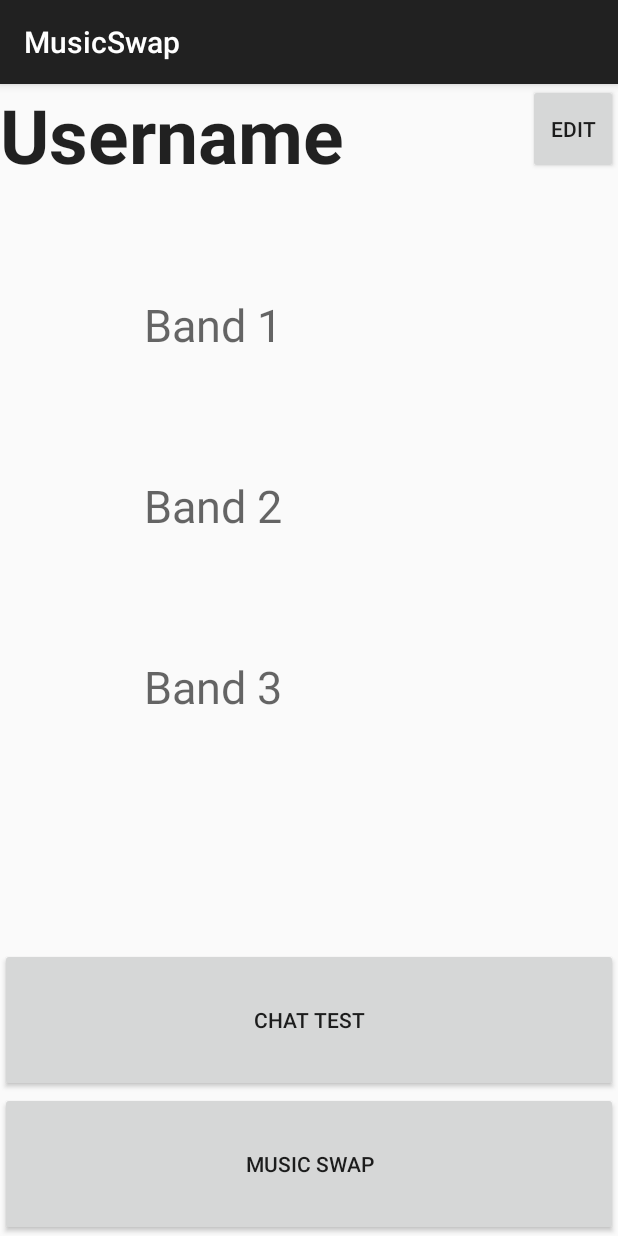
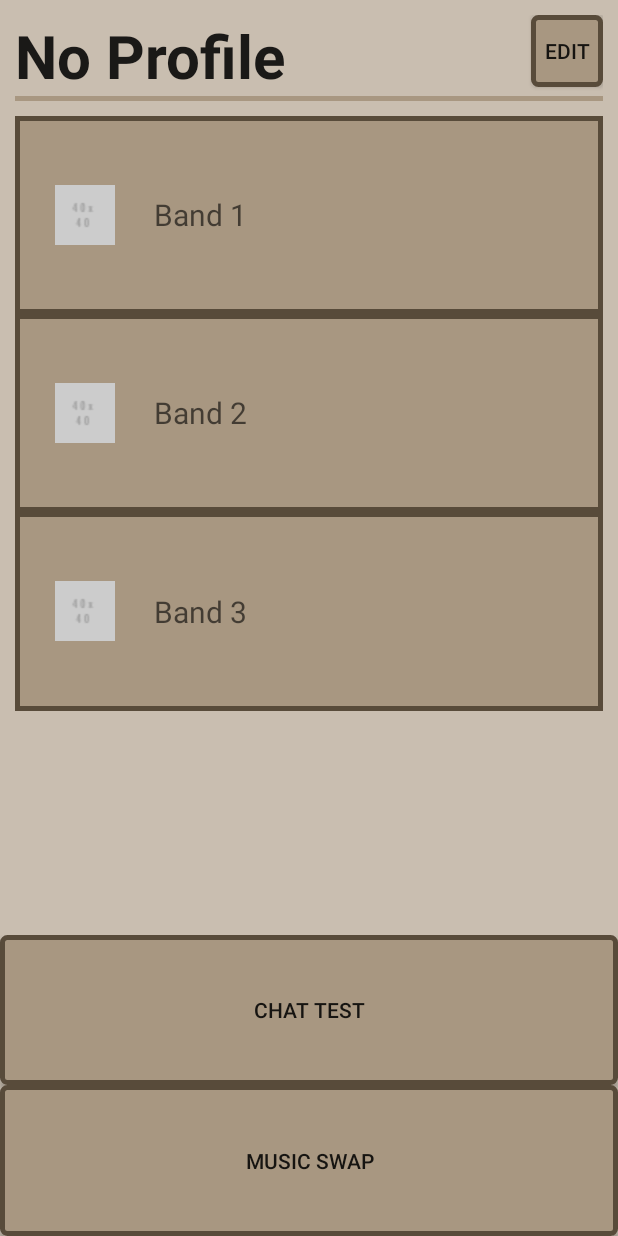
Before and after one commit to jmiron11/MusicSwap, an Android app: the screen it shows after launch (MainActivity), on a phone screen of 412 x 824 dp. Run offline under Robolectric (Android 15) with nearby library versions, the phone set to English and light mode, and no system bars; libraries missing offline, so code that uses them is left out: com.github.nkzawa.socketio; 2 statements that could not run were skipped.

Commit message:
Added MainFragment profile and placeholders

```diff
--- a/app/src/main/java/com/example/jmiron/musicswap/ChatActivity.java
+++ b/app/src/main/java/com/example/jmiron/musicswap/ChatActivity.java
@@ -1,18 +1,22 @@
 package com.example.jmiron.musicswap;
 
+import android.app.Activity;
 import android.support.v7.app.ActionBarActivity;
 import android.os.Bundle;
 import android.view.Menu;
 import android.view.MenuItem;
+import android.view.Window;
 import android.view.WindowManager;
 
 
 
-public class ChatActivity extends ActionBarActivity {
+public class ChatActivity extends Activity {
 
     @Override
     protected void onCreate(Bundle savedInstanceState) {
         super.onCreate(savedInstanceState);
+        this.requestWindowFeature(Window.FEATURE_NO_TITLE);
+        this.getWindow().setFlags(WindowManager.LayoutParams.FLAG_FULLSCREEN, WindowManager.LayoutParams.FLAG_FULLSCREEN);
         setContentView(R.layout.activity_chat);
         getWindow().setSoftInputMode(WindowManager.LayoutParams.SOFT_INPUT_ADJUST_PAN);
 
--- a/app/src/main/java/com/example/jmiron/musicswap/MainActivity.java
+++ b/app/src/main/java/com/example/jmiron/musicswap/MainActivity.java
@@ -1,5 +1,6 @@
 package com.example.jmiron.musicswap;
 
+import android.app.Activity;
 import android.app.DialogFragment;
 import android.support.v7.app.ActionBarActivity;
 import android.os.Bundle;
@@ -11,7 +12,7 @@ import com.github.nkzawa.socketio.client.Socket;
 
 import java.net.URISyntaxException;
 
-public class MainActivity extends ActionBarActivity implements NewUserDialogFragment.NewUserDialogListener {
+public class MainActivity extends Activity implements NewUserDialogFragment.NewUserDialogListener {
 
     public static Socket mSocket;
 
--- a/app/src/main/java/com/example/jmiron/musicswap/MainFragment.java
+++ b/app/src/main/java/com/example/jmiron/musicswap/MainFragment.java
@@ -1,8 +1,6 @@
 package com.example.jmiron.musicswap;
 
 import android.app.Activity;
-import android.app.Dialog;
-import android.app.DialogFragment;
 import android.content.Intent;
 import android.content.SharedPreferences;
 import android.os.Bundle;
@@ -11,6 +9,8 @@ import android.view.LayoutInflater;
 import android.view.View;
 import android.view.ViewGroup;
 import android.widget.Button;
+import android.widget.ImageView;
+import android.widget.TextView;
 
 
 /**
@@ -23,6 +23,18 @@ public class MainFragment extends Fragment {
     private Button chatBtn;
     private Button suggestBtn;
     private Button editProfileBtn;
+
+    SharedPreferences profile;
+    SharedPreferences.Editor profileEditor;
+
+    private TextView username;
+    private TextView band1;
+    private TextView band2;
+    private TextView band3;
+    private ImageView albumArt1;
+    private ImageView albumArt2;
+    private ImageView albumArt3;
+
     /**
      * Use this factory method to create a new instance of
      * this fragment using the provided parameters.
@@ -55,8 +67,20 @@ public class MainFragment extends Fragment {
     public void onViewCreated(View view, Bundle savedInstanceState){
         super.onViewCreated(view, savedInstanceState);
 
-        SharedPreferences profile = getActivity().getSharedPreferences("UserInfo", 0);
-        SharedPreferences.Editor profileEditor = profile.edit();
+        username = (TextView) view.findViewById(R.id.UpperUsername);
+        band1 = (TextView) view.findViewById(R.id.mainBand1);
+        band2 = (TextView) view.findViewById(R.id.mainBand2);
+        band3 = (TextView) view.findViewById(R.id.mainBand3);
+        albumArt1 = (ImageView) view.findViewById(R.id.albumArt1);
+        albumArt2 = (ImageView) view.findViewById(R.id.albumArt2);
+        albumArt3 = (ImageView) view.findViewById(R.id.albumArt3);
+
+        albumArt1.setImageResource(R.drawable.albumartph40);
+        albumArt2.setImageResource(R.drawable.albumartph40);
+        albumArt3.setImageResource(R.drawable.albumartph40);
+
+        profile = getActivity().getSharedPreferences("UserInfo", 0);
+        profileEditor = profile.edit();
 
         boolean firstStart = profile.getBoolean("first", true);
 
@@ -65,6 +89,10 @@ public class MainFragment extends Fragment {
                 NewUserDialogFragment newUserDialog = new NewUserDialogFragment();
                 newUserDialog.show(getFragmentManager(), "New User");
             }
+        }
+        else
+        {
+            loadData();
         }
 
         chatBtn = (Button) view.findViewById(R.id.btnFindChat);
@@ -128,4 +156,31 @@ public class MainFragment extends Fragment {
         super.onDetach();
     }
 
+    @Override
+    public void onResume(){
+        super.onResume();
+        loadData();
+    }
+
+    private void loadData() {
+        new Thread(new Runnable() {
+            @Override
+            public void run() {
+                final String tempUsername = profile.getString("username", "No Profile");
+                final String tempBand1 = profile.getString("band1", "Band 1");
+                final String tempBand2 = profile.getString("band2", "Band 2");
+                final String tempBand3 = profile.getString("band3", "Band 3");
+
+                getActivity().runOnUiThread(new Runnable(){
+                        @Override
+                        public void run(){
+                            username.setText(tempUsername);
+                            band1.setText(tempBand1);
+                            band2.setText(tempBand2);
+                            band3.setText(tempBand3);
+                        }
+                    });
+                }
+        }).start();
+    }
 }
--- a/app/src/main/java/com/example/jmiron/musicswap/ProfileBuilderActivity.java
+++ b/app/src/main/java/com/example/jmiron/musicswap/ProfileBuilderActivity.java
@@ -1,5 +1,6 @@
 package com.example.jmiron.musicswap;
 
+import android.app.Activity;
 import android.app.DialogFragment;
 import android.content.SharedPreferences;
 import android.support.v7.app.ActionBarActivity;
@@ -10,7 +11,7 @@ import android.view.WindowManager;
 import android.widget.TextView;
 
 
-public class ProfileBuilderActivity extends ActionBarActivity implements NewUserDialogFragment.NewUserDialogListener{
+public class ProfileBuilderActivity extends Activity implements NewUserDialogFragment.NewUserDialogListener{
 
     @Override
     protected void onCreate(Bundle savedInstanceState) {
--- a/app/src/main/java/com/example/jmiron/musicswap/ProfileBuilderFragment.java
+++ b/app/src/main/java/com/example/jmiron/musicswap/ProfileBuilderFragment.java
@@ -96,6 +96,9 @@ public class ProfileBuilderFragment extends Fragment{
         saveButton.setOnClickListener(new View.OnClickListener() {
             @Override
             public void onClick(View v) {
+                new Thread(new Runnable() {
+                    @Override
+                    public void run() {
                         saveData();
                         JSONObject new_profile = new JSONObject();
                         try {
@@ -110,6 +113,15 @@ public class ProfileBuilderFragment extends Fragment{
                             MainActivity.connectToServer();
                         }
                         mSocket.emit("new_profile", new_profile);
+
+                        getActivity().runOnUiThread(new Runnable() {
+                            @Override
+                            public void run() {
+                                getActivity().finish();
+                            }
+                        });
+                    }
+                }).start();
             }
         });
 
@@ -174,17 +186,37 @@ public class ProfileBuilderFragment extends Fragment{
     }
 
     private void loadData() {
-        username.setText(profile.getString("username", "No Profile"));
-        band1.setText(profile.getString("band1", "Band 1"));
-        band2.setText(profile.getString("band2", "Band 2"));
-        band3.setText(profile.getString("band3", "Band 3"));
+        new Thread(new Runnable() {
+            @Override
+            public void run() {
+                final String tempUsername = profile.getString("username", "No Profile");
+                final String tempBand1 = profile.getString("band1", "Band 1");
+                final String tempBand2 = profile.getString("band2", "Band 2");
+                final String tempBand3 = profile.getString("band3", "Band 3");
+
+                getActivity().runOnUiThread(new Runnable(){
+                    @Override
+                    public void run(){
+                        username.setText(tempUsername);
+                        band1.setText(tempBand1);
+                        band2.setText(tempBand2);
+                        band3.setText(tempBand3);
+                    }
+                });
+            }
+        }).start();
     }
 
     private void saveData(){
+        new Thread(new Runnable() {
+            @Override
+            public void run() {
                 profileEditor.putString("username", username.getText().toString().trim());
                 profileEditor.putString("band1", band1.getText().toString().trim());
                 profileEditor.putString("band2", band2.getText().toString().trim());
                 profileEditor.putString("band3", band3.getText().toString().trim());
                 profileEditor.commit();
             }
+        }).start();
     }
+}
--- /dev/null
+++ b/app/src/main/res/drawable/mainbanddisplay.xml
@@ -0,0 +1,6 @@
+<?xml version="1.0" encoding="utf-8"?>
+<shape xmlns:android="http://schemas.android.com/apk/res/android"
+    android:shape="rectangle">
+        <solid android:color="#A89781"/>
+        <stroke android:width="5px" android:color="#584B3A" />
+</shape>
--- /dev/null
+++ b/app/src/main/res/drawable/mainbutton.xml
@@ -0,0 +1,7 @@
+<?xml version="1.0" encoding="utf-8"?>
+<shape xmlns:android="http://schemas.android.com/apk/res/android"
+    android:shape="rectangle">
+    <solid android:color="#A89781"/>
+    <corners android:radius="3dp" />
+    <stroke android:width="5px" android:color="#584B3A" />
+</shape>
--- a/app/src/main/res/layout/fragment_main.xml
+++ b/app/src/main/res/layout/fragment_main.xml
@@ -3,19 +3,21 @@
     android:layout_height="match_parent" tools:context="com.example.jmiron.musicswap.MainFragment"
     android:orientation="vertical"
     android:id="@+id/fragment_main"
-    android:weightSum="1">
+    android:weightSum="1"
+    android:background="#C9BEB0">
 
     <LinearLayout
         android:orientation="vertical"
         android:layout_width="match_parent"
         android:layout_height="wrap_content"
         android:layout_weight="0.8"
-        android:weightSum = "1">
+        android:weightSum = "0.9"
+        android:padding="10dp">
 
         <RelativeLayout
             android:layout_width="match_parent"
             android:layout_height="wrap_content"
-            android:layout_weight="0.2">
+            android:id="@+id/row1">
 
             <Button
                 style="?android:attr/buttonStyleSmall"
@@ -26,9 +28,8 @@
                 android:layout_alignParentTop="true"
                 android:layout_alignParentRight="true"
                 android:layout_alignParentEnd="true"
-                android:minWidth="60dp"
-                android:minHeight="60dp"
-                android:layout_weight="0.64" />
+                android:layout_weight="0.64"
+                android:background="@drawable/mainbutton" />
 
             <TextView
                 android:layout_width="wrap_content"
@@ -39,35 +40,51 @@
                 android:layout_alignParentTop="true"
                 android:layout_alignParentLeft="true"
                 android:layout_alignParentStart="true"
-                android:layout_alignBottom="@+id/btnEdit"
                 android:layout_toLeftOf="@+id/btnEdit"
                 android:layout_toStartOf="@+id/btnEdit"
                 android:textStyle="bold"
-                android:textSize="50dp" />
+                android:textSize="40dp" />
         </RelativeLayout>
+
+        <View
+            android:layout_width="fill_parent"
+            android:layout_height="3dp"
+            android:background="#A89781"/>
+
+        <View
+            android:layout_width="fill_parent"
+            android:layout_height="10dp"
+            android:background="#C9BEB0"
+            android:id="@+id/spacer1" />
+
 
         <LinearLayout
             android:orientation="horizontal"
             android:layout_width="match_parent"
             android:layout_height="wrap_content"
             android:layout_weight="0.2"
-            android:weightSum="1">
+            android:weightSum="1"
+            android:id="@+id/row2"
+            android:background="@drawable/mainbanddisplay">
 
             <ImageView
                 android:layout_width="wrap_content"
                 android:layout_height="wrap_content"
                 android:id="@+id/albumArt1"
-                android:layout_weight="0.3"/>
+                android:layout_weight="0.15"
+                android:layout_gravity="left|center" />
 
             <TextView
-                android:layout_width="wrap_content"
-                android:layout_height="wrap_content"
-                android:layout_weight="0.7"
+                android:layout_width="0dp"
+                android:layout_height="match_parent"
+                android:layout_weight="0.85"
                 android:textAppearance="?android:attr/textAppearanceMedium"
                 android:text="Band 1"
                 android:id="@+id/mainBand1"
-                android:paddingTop="4dp"
-                android:textSize="30dp" />
+                android:textSize="20dp"
+                android:minLines="1"
+                android:maxLines="2"
+                android:gravity="left|center" />
         </LinearLayout>
 
         <LinearLayout
@@ -75,23 +92,28 @@
             android:layout_width="match_parent"
             android:layout_height="wrap_content"
             android:layout_weight="0.2"
-            android:weightSum="1">
+            android:weightSum="1"
+            android:id="@+id/row3"
+            android:background="@drawable/mainbanddisplay">
 
             <ImageView
                 android:layout_width="wrap_content"
                 android:layout_height="wrap_content"
-                android:layout_weight="0.3"
-                android:id="@+id/albumArt2" />
+                android:layout_weight="0.15"
+                android:id="@+id/albumArt2"
+                android:layout_gravity="left|center" />
 
             <TextView
-                android:layout_width="wrap_content"
-                android:layout_height="wrap_content"
-                android:layout_weight="0.7"
+                android:layout_width="0dp"
+                android:layout_height="match_parent"
+                android:layout_weight="0.85"
                 android:textAppearance="?android:attr/textAppearanceMedium"
                 android:text="Band 2"
                 android:id="@+id/mainBand2"
-                android:paddingTop="4dp"
-                android:textSize="30dp" />
+                android:textSize="20dp"
+                android:minLines="1"
+                android:maxLines="2"
+                android:gravity="left|center" />
 
         </LinearLayout>
 
@@ -100,23 +122,28 @@
             android:layout_width="match_parent"
             android:layout_height="wrap_content"
             android:layout_weight="0.2"
-            android:weightSum="1">
+            android:weightSum="1"
+            android:id="@+id/row4"
+            android:background="@drawable/mainbanddisplay">
 
             <ImageView
                 android:layout_width="wrap_content"
                 android:layout_height="wrap_content"
                 android:id="@+id/albumArt3"
-                android:layout_weight="0.3"/>
+                android:layout_weight="0.15"
+                android:layout_gravity="left|center" />
 
             <TextView
-                android:layout_width="wrap_content"
-                android:layout_height="wrap_content"
-                android:layout_weight="0.7"
+                android:layout_width="0dp"
+                android:layout_height="match_parent"
+                android:layout_weight="0.85"
                 android:textAppearance="?android:attr/textAppearanceMedium"
                 android:text="Band 3"
                 android:id="@+id/mainBand3"
-                android:paddingTop="4dp"
-                android:textSize="30dp" />
+                android:textSize="20dp"
+                android:minLines="1"
+                android:maxLines="2"
+                android:gravity="left|center" />
         </LinearLayout>
 
 
@@ -140,7 +167,9 @@
             android:layout_alignParentStart="true"
             android:layout_toStartOf="@+id/btnSuggestArtist"
             android:layout_toLeftOf="@+id/btnSuggestArtist"
-            android:layout_gravity="bottom" />
+            android:layout_gravity="bottom"
+            android:background="@drawable/mainbutton"
+            android:padding="0dp" />
 
         <Button
             android:layout_width="match_parent"
@@ -151,7 +180,9 @@
             android:layout_alignParentBottom="true"
             android:layout_alignParentRight="true"
             android:layout_alignParentEnd="true"
-            android:layout_gravity="bottom" />
+            android:layout_gravity="bottom"
+            android:background="@drawable/mainbutton"
+            android:padding="0dp" />
     </LinearLayout>
 
 </LinearLayout>
--- a/app/src/main/res/layout/fragment_profile_builder.xml
+++ b/app/src/main/res/layout/fragment_profile_builder.xml
@@ -5,7 +5,8 @@
     android:paddingTop="@dimen/activity_vertical_margin"
     android:paddingBottom="@dimen/activity_vertical_margin"
     tools:context="com.example.jmiron.musicswap.ProfileBuilderFragment"
-    android:id="@+id/fragment_profile_builder">
+    android:id="@+id/fragment_profile_builder"
+    android:background="#C9BEB0">
 
     <LinearLayout
         android:orientation="vertical"
```
Also changed, not shown: app/src/main/AndroidManifest.xml (+5 -2 lines), app/src/main/res/drawable/albumartph40.png (added), app/src/main/res/drawable/albumartph80.png (added), 2 other files. Lines whose indentation alone changed are shown as unchanged.
